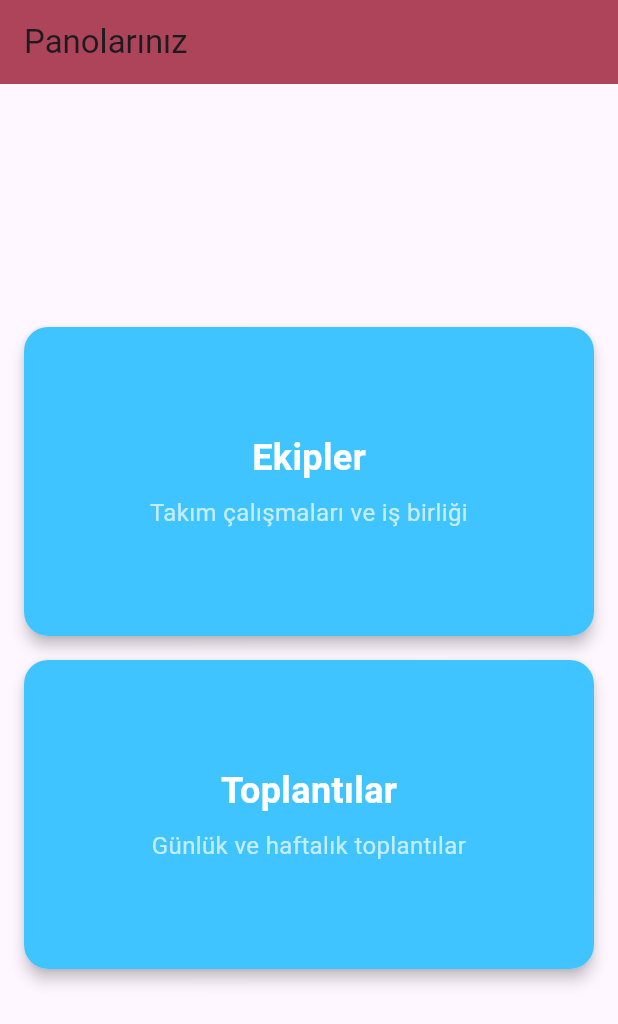
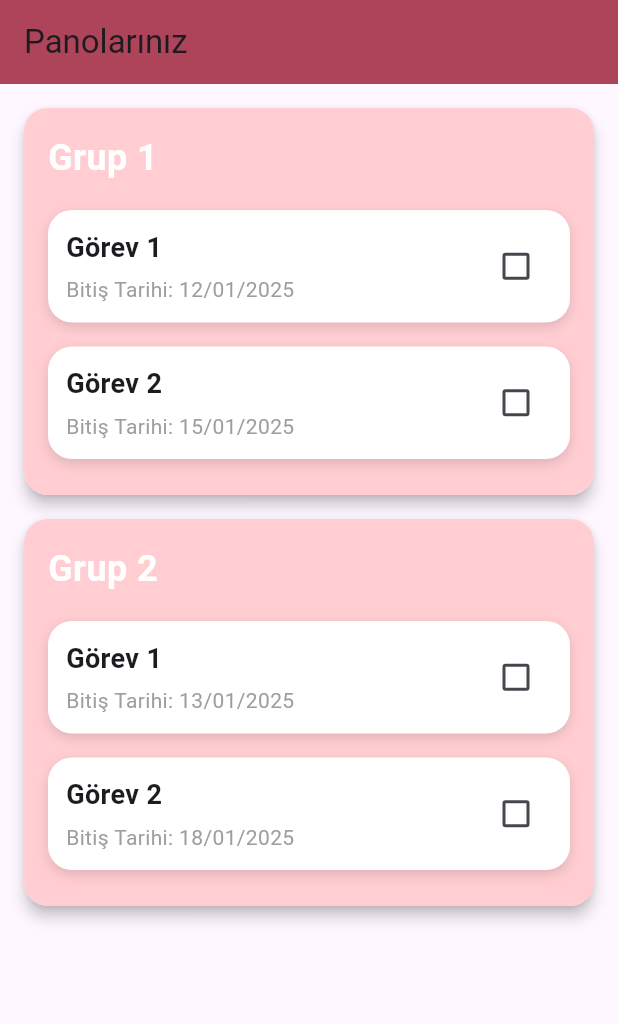
Before and after one commit to ezgidmrplt/MobilUygulamaProje, a Flutter app: the BoardScreen screen opened directly, on a phone screen of 412 x 824 dp. Shown: the top 1024 px of the screen. Run offline on Flutter 3.47's test engine with Material 3 defaults, Android fonts, the light colour scheme and no system bars; our stand-ins replace firebase_auth, firebase_core, google_fonts; accounts and stored records are empty.

Commit message:
login ekranı tamamen hazır anaekran düzeltildi

```diff
--- a/lib/anaekran.dart
+++ b/lib/anaekran.dart
@@ -5,26 +5,35 @@ class BoardScreen extends StatelessWidget {
 
   @override
   Widget build(BuildContext context) {
-    final List<Map<String, String>> boards = [
-      {'title': 'Ekipler', 'description': 'Takım çalışmaları ve iş birliği'},
-      {'title': 'Toplantılar', 'description': 'Günlük ve haftalık toplantılar'},
+    final List<Map<String, dynamic>> groups = [
+      {
+        'title': 'Grup 1',
+        'tasks': [
+          {'task': 'Görev 1', 'dueDate': '12/01/2025'},
+          {'task': 'Görev 2', 'dueDate': '15/01/2025'},
+        ],
+      },
+      {
+        'title': 'Grup 2',
+        'tasks': [
+          {'task': 'Görev 1', 'dueDate': '13/01/2025'},
+          {'task': 'Görev 2', 'dueDate': '18/01/2025'},
+        ],
+      },
     ];
 
     return Scaffold(
       appBar: AppBar(
         title: const Text('Panolarınız'),
-        backgroundColor: const Color(0xFFAE445A),
+        backgroundColor: const Color(0xFFAE445A), // Same as login screen
       ),
       body: Padding(
         padding: const EdgeInsets.all(16.0),
-        child: Column(
-          mainAxisAlignment: MainAxisAlignment.center,
-          children: boards.map((board) {
-            return GestureDetector(
-              onTap: () {
-                // İlgili pano detaylarına gitmek için kod yazılabilir
-              },
-              child: Card(
+        child: ListView.builder(
+          itemCount: groups.length,
+          itemBuilder: (context, groupIndex) {
+            final group = groups[groupIndex];
+            return Card(
               elevation: 4,
               shape: RoundedRectangleBorder(
                 borderRadius: BorderRadius.circular(16),
@@ -32,38 +41,76 @@ class BoardScreen extends StatelessWidget {
               margin: const EdgeInsets.only(bottom: 16),
               child: Container(
                 padding: const EdgeInsets.all(16),
-                  height: MediaQuery.of(context).size.height * 0.25,
-                  width: double.infinity,
                 decoration: BoxDecoration(
                   borderRadius: BorderRadius.circular(16),
-                    color: Colors.lightBlueAccent,
+                  color: Color(0xFFFFCDD2), // Light pink background
                 ),
                 child: Column(
-                    mainAxisAlignment: MainAxisAlignment.center,
+                  crossAxisAlignment: CrossAxisAlignment.start,
                   children: [
                     Text(
-                        board['title']!,
-                        style: const TextStyle(
+                      group['title'],
+                      style: TextStyle(
                         fontSize: 24,
                         fontWeight: FontWeight.bold,
                         color: Colors.white,
                       ),
                     ),
-                      const SizedBox(height: 8),
+                    SizedBox(height: 10),
+                    ...group['tasks'].map<Widget>((task) {
+                      return Padding(
+                        padding: const EdgeInsets.symmetric(vertical: 8.0),
+                        child: Container(
+                          padding: EdgeInsets.all(12),
+                          decoration: BoxDecoration(
+                            color: Colors.white,
+                            borderRadius: BorderRadius.circular(16),
+                            boxShadow: [
+                              BoxShadow(
+                                color: Colors.black12,
+                                offset: Offset(0, 3),
+                                blurRadius: 6,
+                              ),
+                            ],
+                          ),
+                          child: Row(
+                            mainAxisAlignment: MainAxisAlignment.spaceBetween,
+                            children: [
+                              Column(
+                                crossAxisAlignment: CrossAxisAlignment.start,
+                                children: [
                                   Text(
-                        board['description']!,
-                        style: const TextStyle(
-                          fontSize: 16,
-                          color: Colors.white70,
+                                    task['task'],
+                                    style: TextStyle(
+                                      fontSize: 18,
+                                      fontWeight: FontWeight.bold,
                                     ),
-                        textAlign: TextAlign.center,
+                                  ),
+                                  SizedBox(height: 5),
+                                  Text(
+                                    'Bitiş Tarihi: ${task['dueDate']}',
+                                    style: TextStyle(
+                                      fontSize: 14,
+                                      color: Colors.grey,
+                                    ),
+                                  ),
+                                ],
+                              ),
+                              Checkbox(
+                                value: false, // Task completion state
+                                onChanged: (bool? value) {},
+                                activeColor: Color(0xFFAE445A), // Same as app bar color
                               ),
                             ],
                           ),
                         ),
+                      );
+                    }).toList(),
+                  ],
+                ),
               ),
             );
-          }).toList(),
+          },
         ),
       ),
     );
--- a/lib/anasayfa.dart
+++ b/lib/anasayfa.dart
@@ -115,7 +115,7 @@ class _GirisEkraniState extends State<GirisEkrani>
                 crossAxisAlignment: CrossAxisAlignment.center, // Yatayda ortalama
                 children: [
                   Padding(
-                    padding: const EdgeInsets.only(top: 1),
+                    padding: const EdgeInsets.only(top: 40),
                     child: Text(
                       'WorkAgenda',
                       style: GoogleFonts.lobster(
@@ -127,7 +127,22 @@ class _GirisEkraniState extends State<GirisEkrani>
                       ),
                     ),
                   ),
-                  SizedBox(height: 50),
+                  SizedBox(height: 20), // Aradaki boşluğu azalttık
+                  // Resme zoom efekti ekliyoruz
+                  ClipRect(
+                    child: Align(
+                      alignment: Alignment(0.0, 0.4), // Y eksenini daha fazla kaydırdık
+                      heightFactor: 2, // Resmin yukarıdan aşağıya büyütülmesi
+                      child: Transform.scale(
+                        scale: 3.0, // Resmi daha fazla büyütüyoruz
+                        child: Image.asset(
+                          'assets/logogibi.png', // Resim dosyasının yolu
+                          height: 150, // Resmin boyutu
+                        ),
+                      ),
+                    ),
+                  ),
+                  SizedBox(height: 30), // Resim ile giriş formu arasındaki boşluk
                   AnimatedBuilder(
                     animation: _usernameBackgroundAnimation,
                     builder: (context, child) {
@@ -152,7 +167,7 @@ class _GirisEkraniState extends State<GirisEkrani>
                       );
                     },
                   ),
-                  SizedBox(height: 16),
+                  SizedBox(height: 8), // Kullanıcı adı ile şifre arasındaki boşluğu azalttık
                   AnimatedBuilder(
                     animation: _passwordBackgroundAnimation,
                     builder: (context, child) {
@@ -178,7 +193,7 @@ class _GirisEkraniState extends State<GirisEkrani>
                       );
                     },
                   ),
-                  SizedBox(height: 24),
+                  SizedBox(height: 16), // Şifre ile buton arasındaki boşluğu azalttık
                   ElevatedButton(
                     onPressed: _login,
                     style: ElevatedButton.styleFrom(
```
Also changed, not shown: pubspec.yaml (+10 -6 lines), assets/logogibi.png (added), pubspec.lock, 4 other files. Lines whose indentation alone changed are shown as unchanged.
